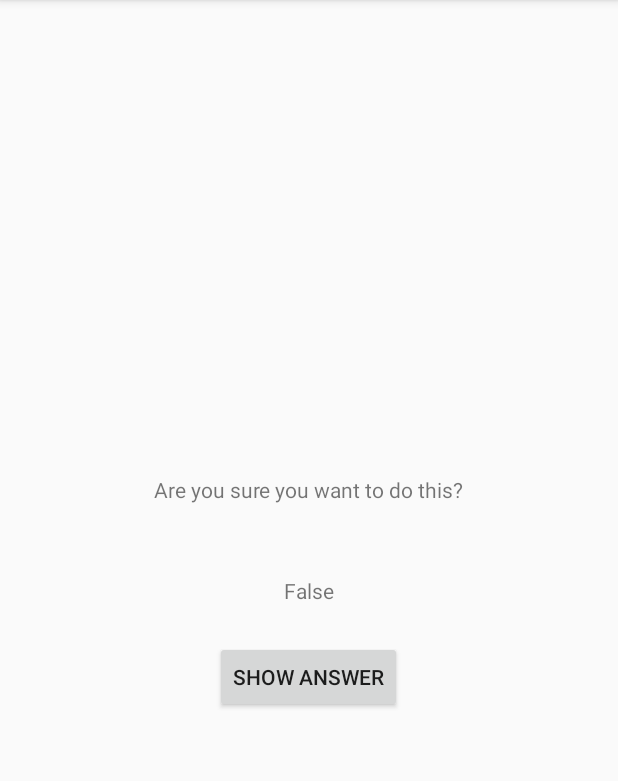
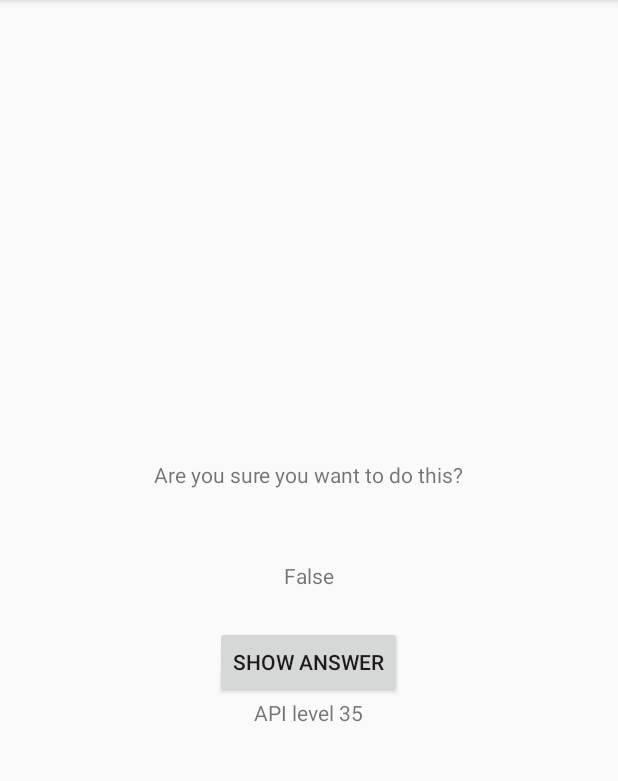
Before and after one commit to pavedwalden/BNR-android-programming, an Android app: the CheatActivity screen opened directly, with no data from a screen before it, after a tap on "SHOW ANSWER", on a phone screen of 412 x 824 dp, the part 84-865 px from its top. Run offline under Robolectric (Android 15) with nearby library versions, the phone set to English and light mode, and no system bars.

Commit message:
end of Chapter 6

```diff
--- a/app/src/main/java/com/tutorial/alexrice/geoquiz/CheatActivity.java
+++ b/app/src/main/java/com/tutorial/alexrice/geoquiz/CheatActivity.java
@@ -1,10 +1,14 @@
 package com.tutorial.alexrice.geoquiz;
 
+import android.animation.Animator;
+import android.animation.AnimatorListenerAdapter;
 import android.content.Context;
 import android.content.Intent;
+import android.os.Build;
 import android.support.v7.app.AppCompatActivity;
 import android.os.Bundle;
 import android.view.View;
+import android.view.ViewAnimationUtils;
 import android.widget.Button;
 import android.widget.TextView;
 
@@ -42,8 +46,29 @@ public class CheatActivity extends AppCompatActivity {
                     mAnswerTextView.setText(R.string.false_button);
                 }
                 setAnswerShownResult(true);
+
+                if (Build.VERSION.SDK_INT >= Build.VERSION_CODES.LOLLIPOP) {
+                    int cx = mShowAnswer.getWidth() / 2;
+                    int cy = mShowAnswer.getHeight() / 2;
+                    float radius = mShowAnswer.getWidth();
+                    Animator anim = ViewAnimationUtils.createCircularReveal(mShowAnswer, cx, cy, radius, 0);
+                    anim.addListener(new AnimatorListenerAdapter() {
+                        @Override
+                        public void onAnimationEnd(Animator animation) {
+                            super.onAnimationEnd(animation);
+                            mShowAnswer.setVisibility(View.INVISIBLE);
+                        }
+                    });
+                    anim.start();
+                } else {
+                    mShowAnswer.setVisibility(View.INVISIBLE);
+                }
             }
         });
+
+        Integer sdkInt = Build.VERSION.SDK_INT;
+        CharSequence sdkString = "API level " + Integer.toString(sdkInt);
+        ((TextView) findViewById(R.id.sdk_text)).setText(sdkString);
     }
 
     private void setAnswerShownResult(boolean isAnswerShown) {
--- a/app/src/main/res/layout/activity_cheat.xml
+++ b/app/src/main/res/layout/activity_cheat.xml
@@ -25,4 +25,9 @@
         android:layout_height="wrap_content"
         android:text="@string/show_answer_button"/>
 
+    <TextView
+        android:id="@+id/sdk_text"
+        android:layout_width="wrap_content"
+        android:layout_height="wrap_content" />
+
 </LinearLayout>
```
